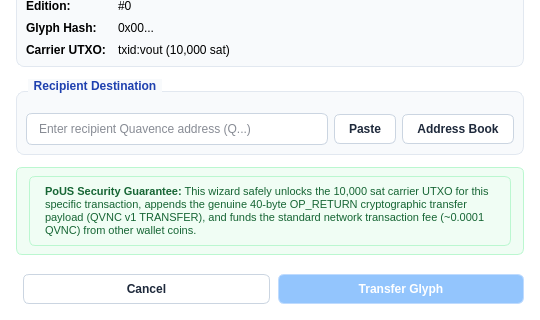
The window that src/qt/forms/glyphstransferdialog.ui (quavence/quavence-node) describes before a commit, drawn with Qt 5; both pictures show x 0 to 540 and y 140 to 460 of the 540 by 460 pixel window.
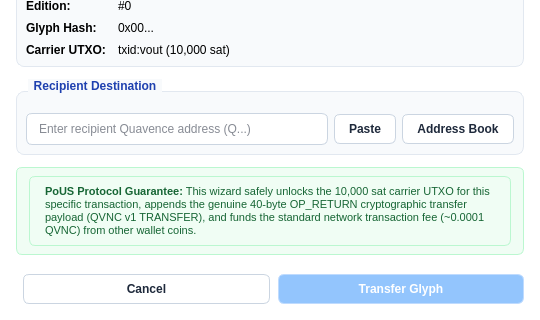
The same window after the commit.

Commit message: fix(qt): replace errant Proof of Useful Security with canonical PoUS terminology

Diff of the .ui file:
```diff
--- a/src/qt/forms/glyphstransferdialog.ui
+++ b/src/qt/forms/glyphstransferdialog.ui
@@ -219,7 +219,7 @@
          <bool>true</bool>
         </property>
         <property name="text">
-         <string>&lt;span style=&quot;color:#166534; font-size:11px;&quot;&gt;&lt;b&gt;PoUS Security Guarantee:&lt;/b&gt; This wizard safely unlocks the 10,000 sat carrier UTXO for this specific transaction, appends the genuine 40-byte OP_RETURN cryptographic transfer payload (QVNC v1 TRANSFER), and funds the standard network transaction fee (~0.0001 QVNC) from other wallet coins.&lt;/span&gt;</string>
+         <string>&lt;span style=&quot;color:#166534; font-size:11px;&quot;&gt;&lt;b&gt;PoUS Protocol Guarantee:&lt;/b&gt; This wizard safely unlocks the 10,000 sat carrier UTXO for this specific transaction, appends the genuine 40-byte OP_RETURN cryptographic transfer payload (QVNC v1 TRANSFER), and funds the standard network transaction fee (~0.0001 QVNC) from other wallet coins.&lt;/span&gt;</string>
         </property>
        </widget>
       </item>
```
The commit also changes 1 other file.
